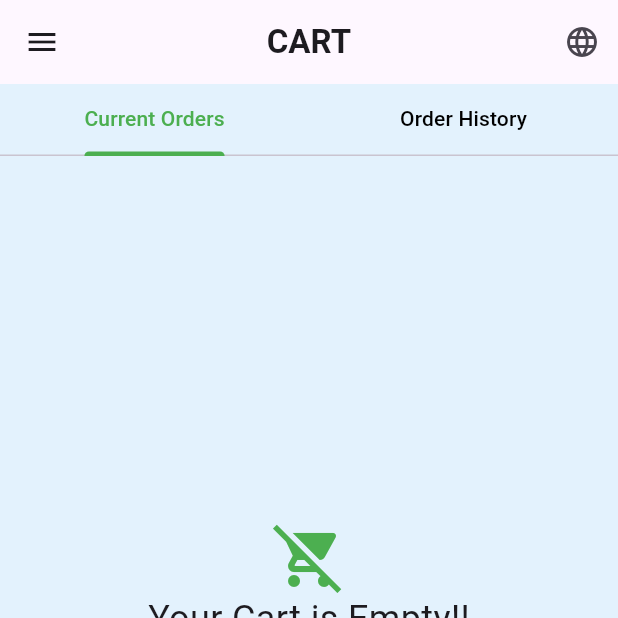
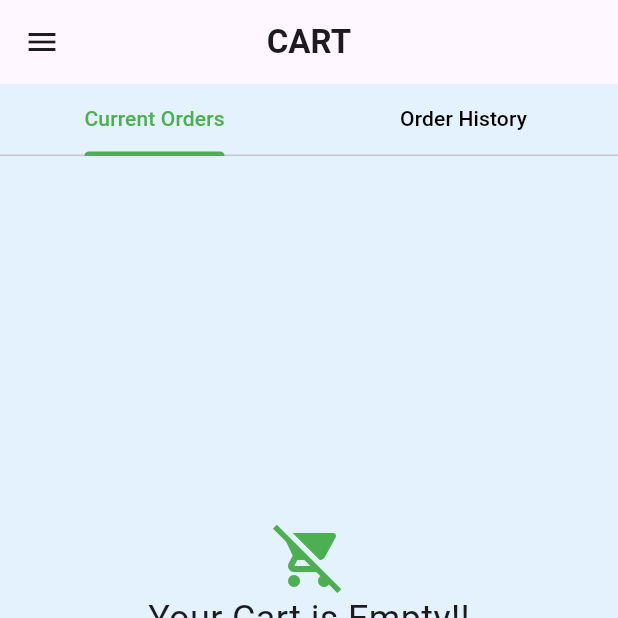
Before and after one commit to fagojs/FarmConnect, a Flutter app: the screen it shows after launch, on a phone screen of 412 x 824 dp, the top half of it. Run offline on Flutter 3.47's test engine with Material 3 defaults, Android fonts, the phone set to English and light mode, and no system bars; our stand-ins replace email_validator, image_picker.

Commit message:
removed icon

```diff
--- a/lib/screens/business/cart_page.dart
+++ b/lib/screens/business/cart_page.dart
@@ -55,12 +55,6 @@ class _CartPageState extends State<CartPage> {
       appBar: AppBar(
         title: const Text('CART', style: TextStyle(fontWeight: FontWeight.bold),),
         centerTitle: true,
-        actions: [
-          IconButton(
-            icon: const Icon(Icons.language),
-            onPressed: (){},
-          ),
-        ],
       ),drawer: Drawer(
       child: Container(
         color: Colors.white,
```
